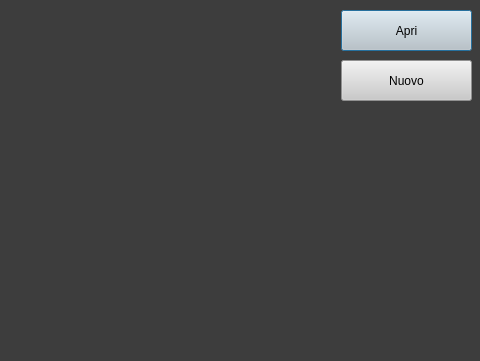
The window that listaclienti.ui (riccardomalpiedi/parcheggio) describes before a commit, drawn with Qt 5; both pictures show x 229 to 709 and y 0 to 361 of the 709 by 361 pixel window.
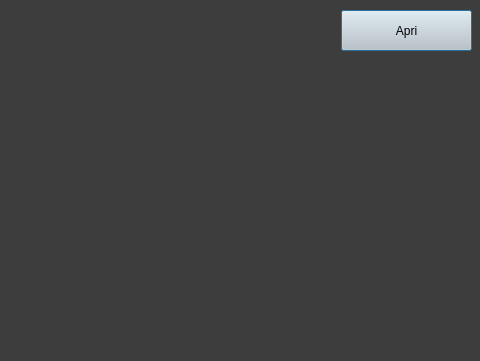
The same window after the commit.

```diff
--- a/listaclienti.ui
+++ b/listaclienti.ui
@@ -37,26 +37,6 @@
     <string>Apri</string>
    </property>
   </widget>
-  <widget class="QPushButton" name="new_button">
-   <property name="geometry">
-    <rect>
-     <x>570</x>
-     <y>60</y>
-     <width>131</width>
-     <height>41</height>
-    </rect>
-   </property>
-   <property name="cursor">
-    <cursorShape>PointingHandCursor</cursorShape>
-   </property>
-   <property name="styleSheet">
-    <string notr="true">background-color: rgb(202, 202, 202);
-font: 10pt &quot;MS Shell Dlg 2&quot;;</string>
-   </property>
-   <property name="text">
-    <string>Nuovo</string>
-   </property>
-  </widget>
   <widget class="QWidget" name="horizontalLayoutWidget">
    <property name="geometry">
     <rect>
```
